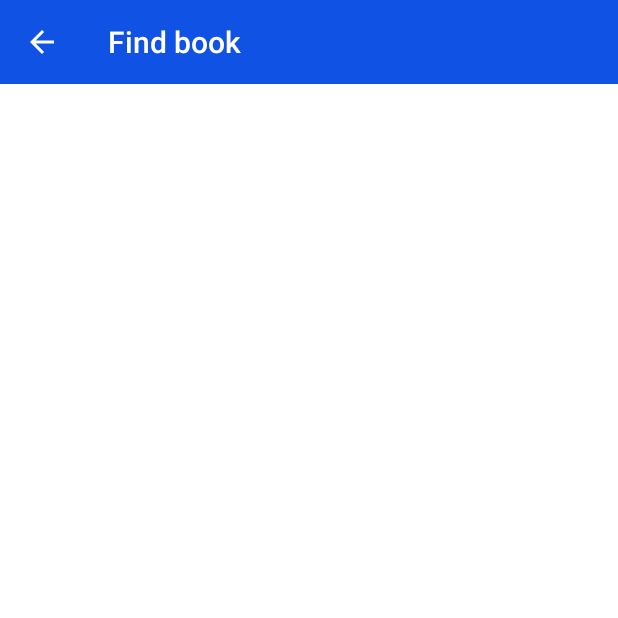
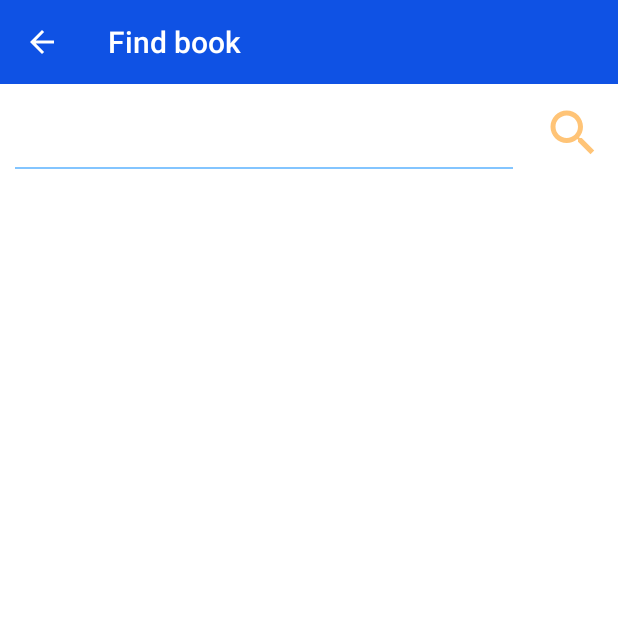
Before and after one commit to losanastasiia/Bookar, an Android app: the FindBookFragment screen opened through its navigation route, on a phone screen of 412 x 824 dp, the top half of it. Run offline under Robolectric (Android 15) with nearby library versions, the phone set to English and light mode, and no system bars.

Commit message:
Теперь я дабавила вохможность во фрагменте поиска книши реагировать на Events из ViewModel, так что теперь мі можем получать книжки из Google Book Api и отображать их в RecyclerView.

```diff
--- a/app/src/main/AndroidManifest.xml
+++ b/app/src/main/AndroidManifest.xml
@@ -2,6 +2,7 @@
 <manifest xmlns:android="http://schemas.android.com/apk/res/android"
     package="com.onpu.bookar">
 
+    <uses-permission android:name="android.permission.INTERNET" />
     <application
         android:allowBackup="true"
         android:icon="@mipmap/ic_launcher"
--- a/app/src/main/java/com/onpu/bookar/view/BookListAdapter.kt
+++ b/app/src/main/java/com/onpu/bookar/view/BookListAdapter.kt
@@ -10,7 +10,7 @@ import kotlinx.android.synthetic.main.item_book.view.*
 
 class BookListAdapter(private val listener: OnBookClickedListener): RecyclerView.Adapter<BookListAdapter.ViewHolder>() {
 
-    private val books = mutableListOf<BookModel>()
+    var books = listOf<BookModel>()
 
     override fun onCreateViewHolder(parent: ViewGroup, viewType: Int) =
         ViewHolder(LayoutInflater.from(parent.context).inflate(R.layout.item_book, parent, false))
@@ -20,7 +20,7 @@ class BookListAdapter(private val listener: OnBookClickedListener): RecyclerView
     override fun onBindViewHolder(holder: ViewHolder, position: Int) {
         val book = books[position]
         with(holder.itemView) {
-            name.text = book.name
+            name.text = book.details.title
             save.setImageResource(R.drawable.ic_star)
             save.setOnClickListener { listener.onFavouriteClicked(book) }
             setOnClickListener { listener.onBookClicked(book) }
--- a/app/src/main/java/com/onpu/bookar/view/find/FindBookFragment.kt
+++ b/app/src/main/java/com/onpu/bookar/view/find/FindBookFragment.kt
@@ -2,7 +2,10 @@ package com.onpu.bookar.view.find
 
 import android.os.Bundle
 import android.view.View
+import androidx.core.view.isVisible
 import androidx.fragment.app.Fragment
+import androidx.lifecycle.Observer
+import androidx.lifecycle.ViewModelProvider
 import androidx.navigation.fragment.findNavController
 import androidx.recyclerview.widget.LinearLayoutManager
 import com.onpu.bookar.R
@@ -10,16 +13,33 @@ import com.onpu.bookar.model.data.BookModel
 import com.onpu.bookar.view.BookListAdapter
 import kotlinx.android.synthetic.main.fragment_find_book.*
 
-class FindBookFragment: Fragment(R.layout.fragment_find_book),
+class FindBookFragment : Fragment(R.layout.fragment_find_book),
     BookListAdapter.OnBookClickedListener {
+
+    lateinit var viewModel: FindBookViewModel
+
+    override fun onCreate(savedInstanceState: Bundle?) {
+        super.onCreate(savedInstanceState)
+        viewModel = ViewModelProvider(
+            viewModelStore,
+            ViewModelProvider.NewInstanceFactory()
+        )[FindBookViewModel::class.java]
+    }
 
     override fun onViewCreated(view: View, savedInstanceState: Bundle?) {
         super.onViewCreated(view, savedInstanceState)
+        observeEvents()
         toolbar.setNavigationIcon(R.drawable.ic_back)
         toolbar.setTitle(R.string.find_book)
         toolbar.setNavigationOnClickListener { findNavController().popBackStack() }
         rvList.layoutManager = LinearLayoutManager(requireContext())
         rvList.adapter = BookListAdapter(this)
+        find.setOnClickListener {
+            if(query.text.isNotEmpty())
+                viewModel.findBook(query.text.toString())
+            else
+                query.error = getString(R.string.type_book_title)
+        }
     }
 
     override fun onBookClicked(bookModel: BookModel) {
@@ -28,4 +48,30 @@ class FindBookFragment: Fragment(R.layout.fragment_find_book),
 
     override fun onFavouriteClicked(bookModel: BookModel) {
     }
+
+    private fun observeEvents() {
+        viewModel.eventsLd.observe(viewLifecycleOwner, Observer {
+            when (it) {
+                FindBookViewModel.Events.StartLoad -> {
+                    loading.isVisible = true
+                    errorTv.isVisible = false
+                    rvList.isVisible = false
+                }
+                FindBookViewModel.Events.Finished -> {
+                    loading.isVisible = false
+                    errorTv.isVisible = false
+                    rvList.isVisible = true
+                }
+                FindBookViewModel.Events.Error -> {
+                    loading.isVisible = false
+                    errorTv.isVisible = true
+                    rvList.isVisible = false
+                }
+            }
+        })
+        viewModel.bookInfo.observe(viewLifecycleOwner, Observer {
+            (rvList.adapter as BookListAdapter).books = it.books
+            (rvList.adapter as BookListAdapter).notifyDataSetChanged()
+        })
+    }
 }
--- /dev/null
+++ b/app/src/main/res/drawable/ic_search.xml
@@ -0,0 +1,5 @@
+<vector android:autoMirrored="true" android:height="24dp"
+    android:tint="#FFC477" android:viewportHeight="24.0"
+    android:viewportWidth="24.0" android:width="24dp" xmlns:android="http://schemas.android.com/apk/res/android">
+    <path android:fillColor="#FF000000" android:pathData="M15.5,14h-0.79l-0.28,-0.27C15.41,12.59 16,11.11 16,9.5 16,5.91 13.09,3 9.5,3S3,5.91 3,9.5 5.91,16 9.5,16c1.61,0 3.09,-0.59 4.23,-1.57l0.27,0.28v0.79l5,4.99L20.49,19l-4.99,-5zM9.5,14C7.01,14 5,11.99 5,9.5S7.01,5 9.5,5 14,7.01 14,9.5 11.99,14 9.5,14z"/>
+</vector>
--- a/app/src/main/res/layout/fragment_find_book.xml
+++ b/app/src/main/res/layout/fragment_find_book.xml
@@ -1,23 +1,76 @@
 <?xml version="1.0" encoding="utf-8"?>
 <androidx.constraintlayout.widget.ConstraintLayout xmlns:android="http://schemas.android.com/apk/res/android"
     xmlns:app="http://schemas.android.com/apk/res-auto"
+    xmlns:tools="http://schemas.android.com/tools"
     android:layout_width="match_parent"
     android:layout_height="match_parent"
-    xmlns:tools="http://schemas.android.com/tools"
     android:background="@color/white">
 
     <androidx.appcompat.widget.Toolbar
         android:id="@+id/toolbar"
-        android:background="@color/colorPrimaryDark"
         android:layout_width="match_parent"
         android:layout_height="?attr/actionBarSize"
+        android:background="@color/colorPrimaryDark"
         app:layout_constraintTop_toTopOf="parent" />
+
+    <ProgressBar
+        android:id="@+id/loading"
+        android:layout_width="80dp"
+        android:layout_height="80dp"
+        android:visibility="gone"
+        app:layout_constraintBottom_toBottomOf="parent"
+        app:layout_constraintEnd_toEndOf="parent"
+        app:layout_constraintStart_toStartOf="parent"
+        app:layout_constraintTop_toTopOf="parent" />
+
+    <TextView
+        android:id="@+id/errorTv"
+        android:layout_width="wrap_content"
+        android:layout_height="wrap_content"
+        android:text="@string/error_loading_books"
+        android:textColor="@color/colorAccent"
+        android:textSize="28sp"
+        android:visibility="gone"
+        app:layout_constraintBottom_toBottomOf="parent"
+        app:layout_constraintEnd_toEndOf="parent"
+        app:layout_constraintStart_toStartOf="parent"
+        app:layout_constraintTop_toTopOf="parent" />
+
+    <EditText
+        android:id="@+id/query"
+        android:layout_width="0dp"
+        android:layout_height="wrap_content"
+        android:layout_margin="10dp"
+        android:textColor="@color/black"
+        app:layout_constraintEnd_toStartOf="@id/find"
+        app:layout_constraintStart_toStartOf="parent"
+        app:layout_constraintTop_toBottomOf="@id/toolbar" />
+
+    <View
+        android:layout_width="0dp"
+        android:layout_height="1dp"
+        android:background="@color/colorPrimary"
+        app:layout_constraintEnd_toEndOf="@id/query"
+        app:layout_constraintStart_toStartOf="@id/query"
+        app:layout_constraintTop_toBottomOf="@id/query" />
+
+    <ImageView
+        android:id="@+id/find"
+        android:layout_width="40dp"
+        android:layout_height="40dp"
+        android:layout_margin="10dp"
+        android:src="@drawable/ic_search"
+        app:layout_constraintBottom_toBottomOf="@id/query"
+        app:layout_constraintEnd_toEndOf="parent"
+        app:layout_constraintStart_toEndOf="@id/query"
+        app:layout_constraintTop_toTopOf="@id/query" />
 
     <androidx.recyclerview.widget.RecyclerView
         android:id="@+id/rvList"
         android:layout_width="match_parent"
         android:layout_height="0dp"
-        tools:listitem="@layout/item_book"
+        android:layout_marginTop="20dp"
         app:layout_constraintBottom_toBottomOf="parent"
-        app:layout_constraintTop_toBottomOf="@id/toolbar" />
+        app:layout_constraintTop_toBottomOf="@id/query"
+        tools:listitem="@layout/item_book" />
 </androidx.constraintlayout.widget.ConstraintLayout>
--- a/app/src/main/res/values/strings.xml
+++ b/app/src/main/res/values/strings.xml
@@ -4,4 +4,6 @@
     <string name="saved">Saved</string>
     <string name="find_book">Find book</string>
     <string name="saved_books">Saved books</string>
+    <string name="error_loading_books">Error while loading books...</string>
+    <string name="type_book_title">Type in the book title!</string>
 </resources>
```
